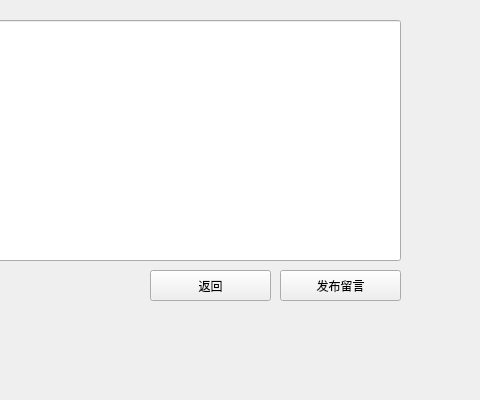
Before: the Qt Designer form cloud.ui in been-lu/RuMo, drawn with Qt 5; both pictures show x 320 to 800 and y 0 to 400 of the 800 by 400 pixel window.
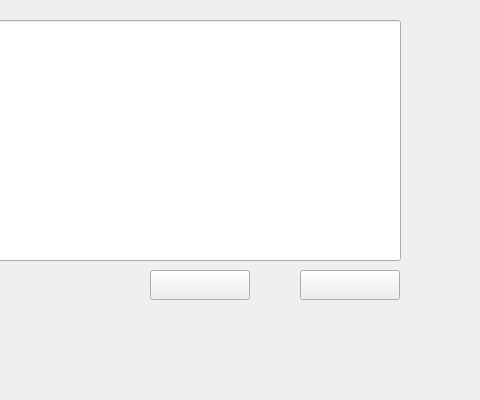
After: the same form once the commit is applied. Icons and pictures are not drawn.

Patch:
```diff
--- a/cloud.ui
+++ b/cloud.ui
@@ -10,20 +10,42 @@
     <height>400</height>
    </rect>
   </property>
+  <property name="minimumSize">
+   <size>
+    <width>800</width>
+    <height>400</height>
+   </size>
+  </property>
+  <property name="maximumSize">
+   <size>
+    <width>800</width>
+    <height>400</height>
+   </size>
+  </property>
   <property name="windowTitle">
    <string>Form</string>
   </property>
   <widget class="QPushButton" name="pushButton">
    <property name="geometry">
     <rect>
-     <x>600</x>
+     <x>620</x>
      <y>270</y>
-     <width>121</width>
-     <height>31</height>
+     <width>100</width>
+     <height>30</height>
     </rect>
    </property>
    <property name="text">
-    <string>发布留言</string>
+    <string/>
+   </property>
+   <property name="icon">
+    <iconset resource="main_pic.qrc">
+     <normaloff>:/mainpic/pic/fabu.png</normaloff>:/mainpic/pic/fabu.png</iconset>
+   </property>
+   <property name="iconSize">
+    <size>
+     <width>100</width>
+     <height>30</height>
+    </size>
    </property>
   </widget>
   <widget class="QPushButton" name="pushButton_2">
@@ -31,12 +53,22 @@
     <rect>
      <x>470</x>
      <y>270</y>
-     <width>121</width>
-     <height>31</height>
+     <width>100</width>
+     <height>30</height>
     </rect>
    </property>
    <property name="text">
-    <string>返回</string>
+    <string/>
+   </property>
+   <property name="icon">
+    <iconset resource="main_pic.qrc">
+     <normaloff>:/mainpic/pic/fanhui.png</normaloff>:/mainpic/pic/fanhui.png</iconset>
+   </property>
+   <property name="iconSize">
+    <size>
+     <width>100</width>
+     <height>30</height>
+    </size>
    </property>
   </widget>
   <widget class="QLineEdit" name="lineEdit">
```
Left out of the diff: 4 changed lines with no effect on the pictures.
